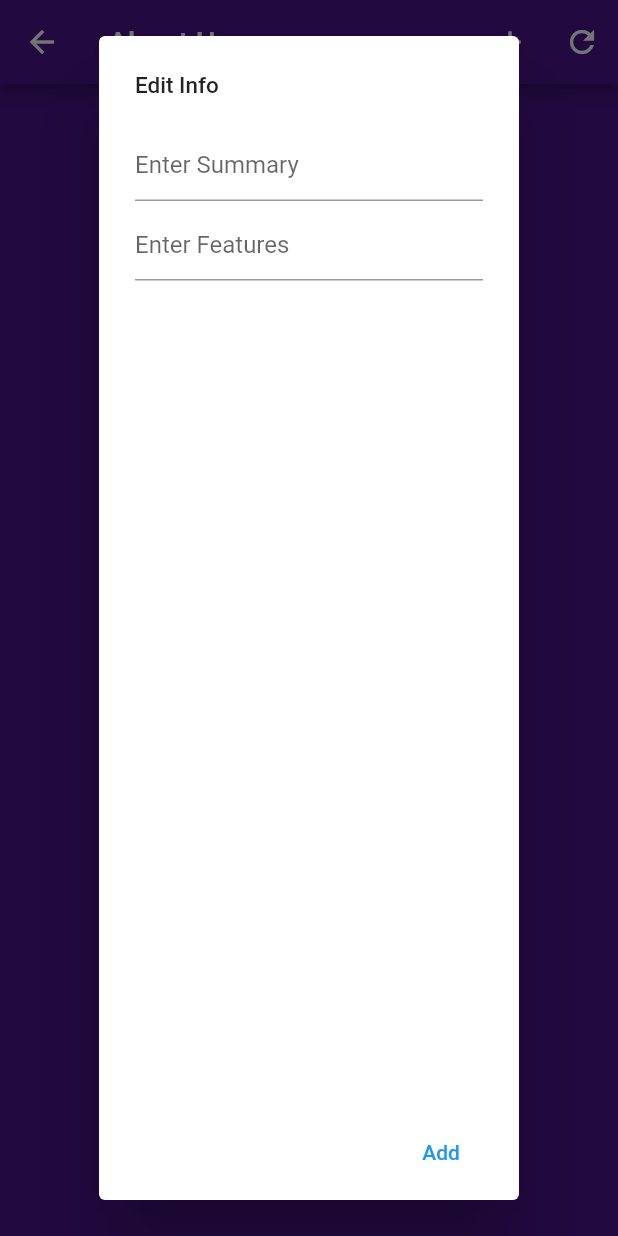
After one commit to Cathycheng0320/SDD-personal-care, a Flutter app: the AboutPageScreen screen opened by its route, after a tap on the "add" icon, on a phone screen of 412 x 824 dp. The commit adds this screen. Run offline on Flutter 3.47's test engine with Material 2 defaults, Android fonts, the phone set to English and light mode, and no system bars; our stand-ins replace cloud_firestore, firebase_auth, firebase_core, google_sign_in, table_calendar; accounts and stored records are empty.

Commit message:
about us

```diff
--- a/lib/main.dart
+++ b/lib/main.dart
@@ -1,6 +1,7 @@
 import 'package:firebase_auth/firebase_auth.dart';
 import 'package:firebase_core/firebase_core.dart';
 import 'package:flutter/material.dart';
+import 'package:personal_care/screen/aboutpage_screen.dart';
 import 'package:personal_care/screen/addeventpage_screen.dart';
 import 'package:personal_care/screen/home_screen.dart';
 import 'package:personal_care/screen/signin_screen.dart';
@@ -21,6 +22,7 @@ class PersonalCareApp extends StatelessWidget {
         HomeScreen.routeName: (context) => HomeScreen(),
         SignUpScreen.routeName: (context) => SignUpScreen(),
         AddEventPageScreen.routeName: (context) => AddEventPageScreen(),
+        AboutPageScreen.routeName: (context) => AboutPageScreen(),
       },
     );
   }
--- /dev/null
+++ b/lib/screen/aboutpage_screen.dart
@@ -0,0 +1,208 @@
+import 'package:cloud_firestore/cloud_firestore.dart';
+import 'package:flutter/material.dart';
+import 'package:personal_care/controller/aboutdb.dart';
+
+class AboutPageScreen extends StatefulWidget {
+  static const routeName = '/homeScreen/aboutPageScreen';
+  @override
+  State<StatefulWidget> createState() {
+    return _AboutPageState();
+  }
+}
+
+class _AboutPageState extends State<AboutPageScreen> {
+  String summary;
+  String features;
+
+  Stream aboutus;
+
+  aboutMedthods aboutObj = new aboutMedthods();
+
+  Future<bool> addDialog(BuildContext context) async {
+    return showDialog(
+        context: context,
+        barrierDismissible: false,
+        builder: (BuildContext context) {
+          return AlertDialog(
+            title: Text('Edit Info', style: TextStyle(fontSize: 15.0)),
+            content: Column(
+              children: <Widget>[
+                TextField(
+                  decoration: InputDecoration(hintText: 'Enter Summary'),
+                  onChanged: (value) {
+                    this.summary = value;
+                  },
+                ),
+                SizedBox(
+                  height: 5.0,
+                ),
+                TextField(
+                  decoration: InputDecoration(hintText: 'Enter Features'),
+                  onChanged: (value) {
+                    this.features = value;
+                  },
+                )
+              ],
+            ),
+            actions: <Widget>[
+              FlatButton(
+                child: Text('Add'),
+                textColor: Colors.blue,
+                onPressed: () {
+                  Navigator.of(context).pop();
+                  aboutObj.addData({
+                    'summary': this.summary,
+                    'features': this.features
+                  }).then((result) {
+                    dialogTrigger(context);
+                  }).catchError((e) {
+                    print(e);
+                  });
+                },
+              )
+            ],
+          );
+        });
+  }
+
+  Future<bool> updateDialog(BuildContext context, selectedDoc) async {
+    return showDialog(
+        context: context,
+        barrierDismissible: false,
+        builder: (BuildContext context) {
+          return AlertDialog(
+            title: Text('update Info', style: TextStyle(fontSize: 15.0)),
+            content: Column(
+              children: <Widget>[
+                TextField(
+                  decoration: InputDecoration(hintText: 'Enter Summary'),
+                  onChanged: (value) {
+                    this.summary = value;
+                  },
+                ),
+                SizedBox(
+                  height: 5.0,
+                ),
+                TextField(
+                  decoration: InputDecoration(hintText: 'Enter Features'),
+                  onChanged: (value) {
+                    this.features = value;
+                  },
+                )
+              ],
+            ),
+            actions: <Widget>[
+              FlatButton(
+                child: Text('Update'),
+                textColor: Colors.blue,
+                onPressed: () {
+                  Navigator.of(context).pop();
+                  aboutObj
+                      .updateData(selectedDoc, {
+                        'summary': this.summary,
+                        'features': this.features
+                      })
+                      .then((result) {})
+                      .catchError((e) {
+                        print(e);
+                      });
+                },
+              )
+            ],
+          );
+        });
+  }
+
+  Future<bool> dialogTrigger(BuildContext context) async {
+    return showDialog(
+        context: context,
+        barrierDismissible: false,
+        builder: (BuildContext context) {
+          return AlertDialog(
+            title: Text('About Us', style: TextStyle(fontSize: 15.0)),
+            content: Text('Added'),
+            actions: <Widget>[
+              FlatButton(
+                child: Text('Alright'),
+                textColor: Colors.blue,
+                onPressed: () {
+                  Navigator.of(context).pop();
+                },
+              )
+            ],
+          );
+        });
+  }
+
+  @override
+  void initState() {
+    aboutObj.getData().then((results) {
+      setState(() {
+        aboutus = results;
+      });
+    });
+    super.initState();
+  }
+
+  @override
+  Widget build(BuildContext context) {
+    return Scaffold(
+        backgroundColor: Colors.purple[900],
+        appBar: AppBar(
+          backgroundColor: Colors.purple[900],
+          title: Text('About Us'),
+          actions: <Widget>[
+            IconButton(
+              icon: Icon(Icons.add),
+              onPressed: () {
+                addDialog(context);
+              },
+            ),
+            IconButton(
+              icon: Icon(Icons.refresh),
+              onPressed: () {
+                aboutObj.getData().then((results) {
+                  setState(() {
+                    aboutus = results;
+                  });
+                });
+              },
+            ),
+          ],
+        ),
+        body: _aboutusList());
+  }
+
+  Widget _aboutusList() {
+    if (aboutus != null) {
+      return StreamBuilder(
+          stream: aboutus,
+          builder: (context, snapshot) {
+            return ListView.builder(
+                itemCount: snapshot.data.documents.length,
+                padding: EdgeInsets.all(5.0),
+                itemBuilder: (context, i) {
+                  return Card(
+                    color: Colors.white,
+                    child: new ListTile(
+                      title: Text(
+                          snapshot.data.documents[i].data['summary'] ?? ''),
+                      subtitle: Text(
+                          snapshot.data.documents[i].data['features'] ?? ''),
+                      onTap: () {
+                        updateDialog(
+                            context, snapshot.data.documents[i].documentID);
+                      },
+                      onLongPress: () {
+                        aboutObj
+                            .deleteData(snapshot.data.documents[i].documentID);
+                      },
+                    ),
+                  );
+                });
+          });
+    } else {
+      return Text('Loading, please wait...');
+    }
+  }
+}
--- a/lib/screen/home_screen.dart
+++ b/lib/screen/home_screen.dart
@@ -1,6 +1,7 @@
 import 'package:firebase_auth/firebase_auth.dart';
 import 'package:flutter/material.dart';
 import 'package:personal_care/controller/firebasecontrollor.dart';
+import 'package:personal_care/screen/aboutpage_screen.dart';
 import 'package:personal_care/screen/addeventpage_screen.dart';
 import 'package:personal_care/screen/signin_screen.dart';
 import 'package:table_calendar/table_calendar.dart';
@@ -46,7 +47,12 @@ class _HomeState extends State<HomeScreen> {
               leading: Icon(Icons.exit_to_app),
               title: Text('Sign Out'),
               onTap: con.signOut,
-            )
+            ),
+            ListTile(
+                leading: Icon(Icons.exit_to_app),
+                title: Text('About page'),
+                onTap: con.about,
+              ),
           ],
         ),
       ),
@@ -85,6 +91,10 @@ class _Controller {
   _HomeState state;
   _Controller(this.state);
 
+    void about() {
+    Navigator.pushNamed(state.context, AboutPageScreen.routeName);
+  }
+
   void signOut() async {
     try {
       await FirebaseController.signOut();
```
Also changed, not shown: lib/controller/aboutdb.dart (added, +54 -0 lines).
